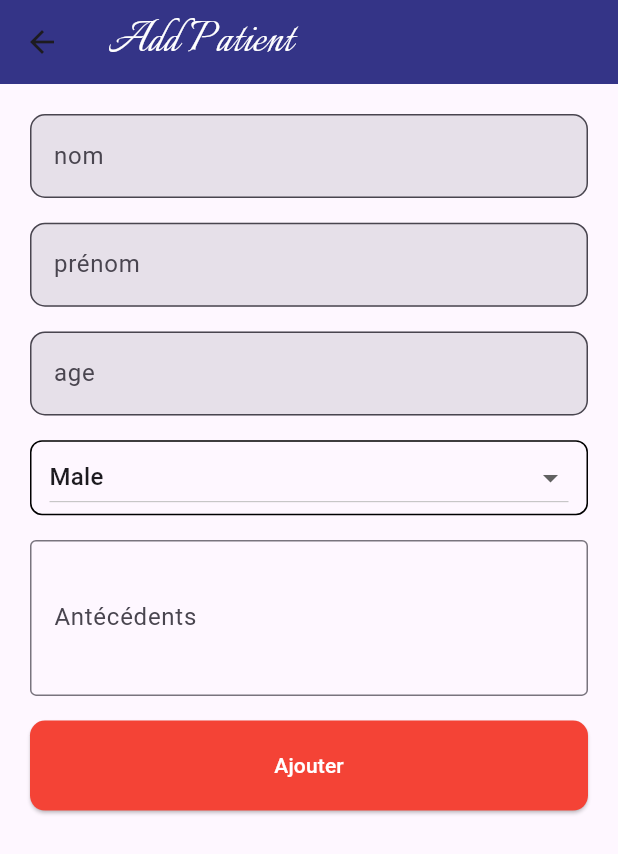
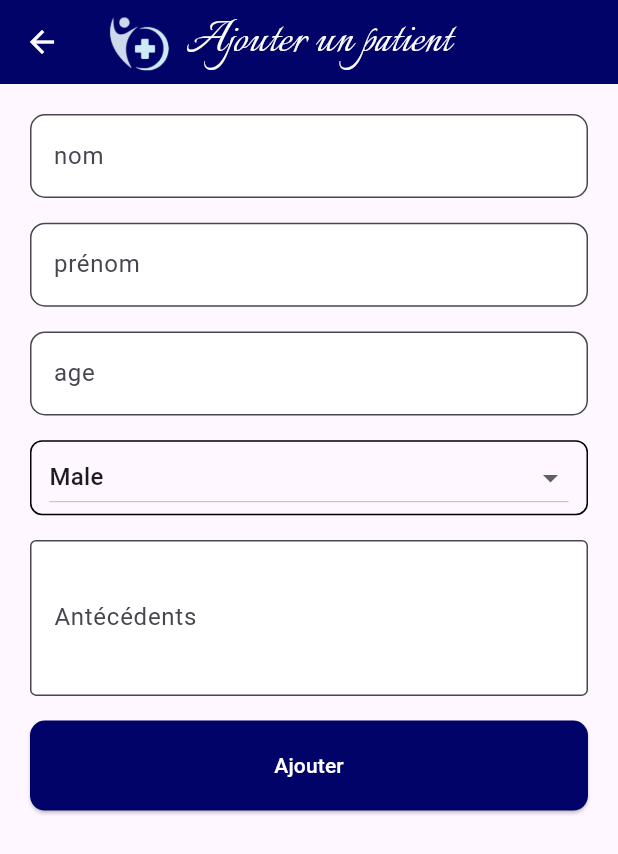
Before and after one commit to abdearrahmane-z/myPatientsApp, a Flutter app: the AddPatient screen opened directly, on a phone screen of 412 x 824 dp. Shown: the top 854 px of the screen. Run offline on Flutter 3.47's test engine with Material 3 defaults, Android fonts, the phone set to English and light mode, and no system bars; our stand-ins replace firebase_auth, firebase_core, firebase_database, firebase_messaging, flutter_local_notifications, flutter_screenutil and 1 more; accounts and stored records are empty.

Commit message:
update designe

```diff
--- a/lib/core/constants/colors.dart
+++ b/lib/core/constants/colors.dart
@@ -7,4 +7,5 @@ class AppColors {
   static const Color errorColor = Color(0xFFB00020);
   static const Color authFormColor = Colors.white;
   static const Color icon = Colors.white;
+  static const Color inputColor = Colors.white;
 }
--- a/lib/view/add_patient/add_patient.dart
+++ b/lib/view/add_patient/add_patient.dart
@@ -17,9 +17,22 @@ class AddPatient extends StatelessWidget {
     AddPatientController controller = Get.put(AddPatientController());
     return SafeArea(
       child: Scaffold(
-        appBar: AppBar(
-          title: Text('Add Patient', style: AppTextStyles.appBarText),
-          backgroundColor: AppColors.appBarColor.withOpacity(0.8),
+        appBar:AppBar(
+          foregroundColor: AppColors.secondaryColor,
+          title: Row(
+            children: [
+              Image.asset(
+                'assets/images/logo.png', // Make sure this path is correct and added in pubspec.yaml
+                height: 40,
+              ),
+              const SizedBox(width: 10),
+              Text(
+                "Ajouter un patient",
+                style: AppTextStyles.appBarText,
+              ),
+            ],
+          ),
+          backgroundColor: AppColors.appBarColor,
         ),
         body: ConstrainedBox(
             constraints: BoxConstraints(maxWidth: 700),
--- a/lib/view/add_patient/widgets/add_patieny_form.dart
+++ b/lib/view/add_patient/widgets/add_patieny_form.dart
@@ -1,9 +1,10 @@
 import 'package:flutter/material.dart';
 import 'package:get/get.dart';
+import 'package:my_patients/core/constants/colors.dart';
 
 import '../../../controller/add_patient_controller.dart';
 import '../../../core/input_validator.dart';
-import '../../widgets/my_button.dart';
+import '../../widgets/my_button2.dart';
 import '../../widgets/my_textfield.dart';
 
 class AddPatientForm extends StatelessWidget {
@@ -72,6 +73,8 @@ class AddPatientForm extends StatelessWidget {
             maxLines: 3,
             validator: InputValidator.validateMedicalHistory,
             decoration: InputDecoration(
+              filled: true,
+              fillColor: AppColors.inputColor,
               labelText: 'Antécédents',
               hintText: 'Antécédents',
               border: OutlineInputBorder(),
@@ -83,7 +86,7 @@ class AddPatientForm extends StatelessWidget {
               if (controller.isLoading.value) {
                 return const CircularProgressIndicator();
               }
-              return MyButton(
+              return MyButton2(
                       text: 'Ajouter',
                       onPressed: () {
                         if (formKey.currentState!.validate()) {
--- a/lib/view/forget_pass_page/forget_pass_page.dart
+++ b/lib/view/forget_pass_page/forget_pass_page.dart
@@ -18,6 +18,7 @@ class ForgetPassPage extends StatelessWidget {
     return SafeArea(
       child: Scaffold(
         appBar: AppBar(
+          foregroundColor: AppColors.secondaryColor,
           title: Row(
             children: [
               Image.asset(
--- a/lib/view/widgets/my_textfield.dart
+++ b/lib/view/widgets/my_textfield.dart
@@ -1,4 +1,5 @@
 import 'package:flutter/material.dart';
+import 'package:my_patients/core/constants/colors.dart';
 
 class MyTextField extends StatelessWidget {
   final String labelText;
@@ -22,6 +23,7 @@ class MyTextField extends StatelessWidget {
       controller: textController,
       decoration: InputDecoration(
         filled: true,
+        fillColor: AppColors.inputColor,
         labelText: labelText,
         hintText: hintText,
         hintStyle: TextStyle(color: Colors.white),
```
Also changed, not shown: lib/view/detailPage/widgets/real_time_value.dart (+1 -9 lines), lib/view/notifyPage/notify_Page.dart (+8 -3 lines), lib/view/patients_page/patients_page.dart (+13 -4 lines), lib/view/patients_page/widgets/custom_appBar.dart (deleted, +0 -22 lines), lib/view/widgets/custom_appBar.dart (added, +37 -0 lines).
